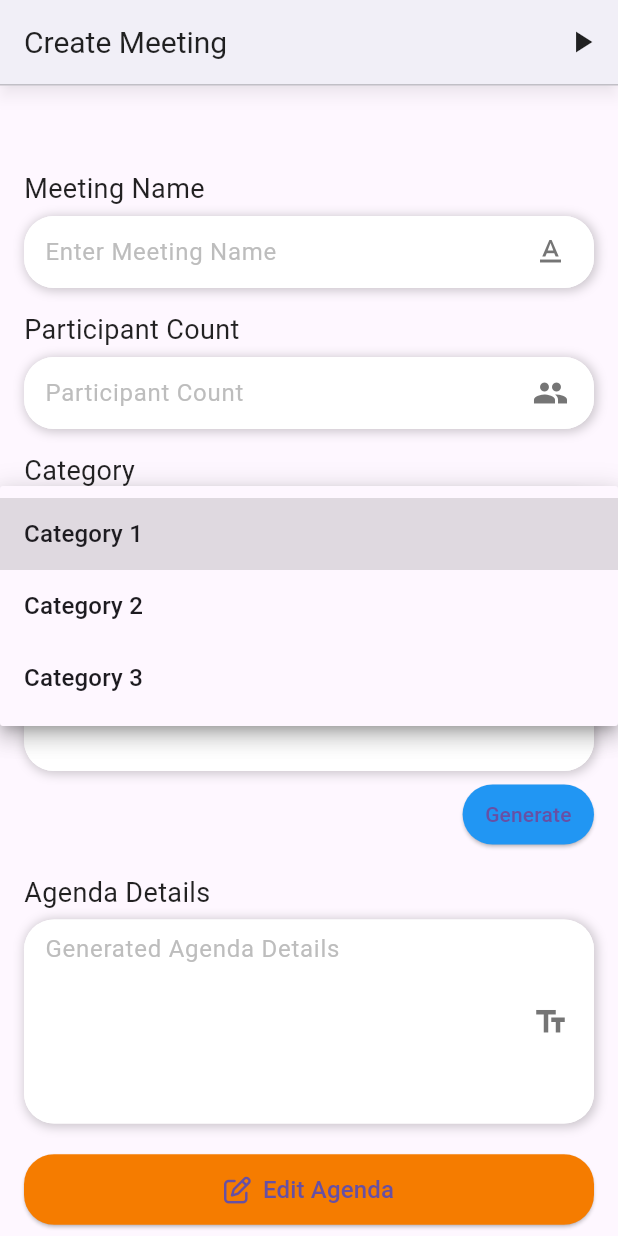
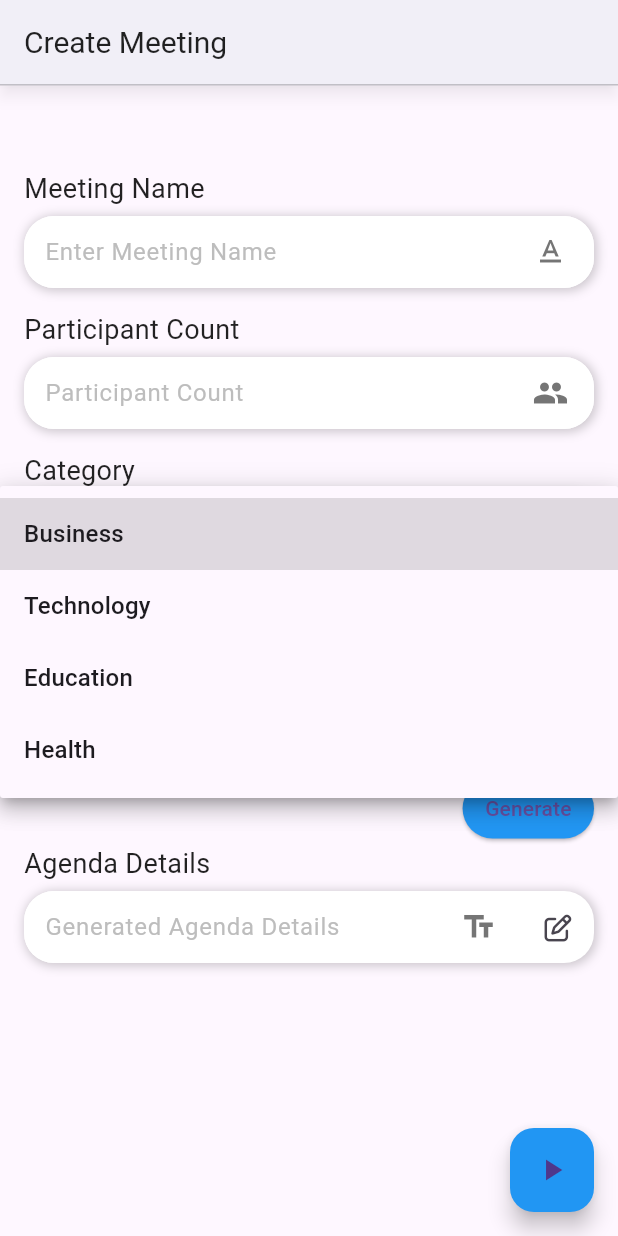
Before and after one commit to devi1262005/meet-app, a Flutter app: the Create screen opened directly, after a tap on "Select Category", on a phone screen of 412 x 824 dp. Run offline on Flutter 3.47's test engine with Material 3 defaults, Android fonts, the phone set to English and light mode, and no system bars; our stand-ins replace font_awesome_flutter, google_fonts.

Commit message:
fixed the buttons and stuff

```diff
--- a/meet/lib/page/create.dart
+++ b/meet/lib/page/create.dart
@@ -3,7 +3,7 @@ import 'package:flutter/services.dart';
 import 'package:font_awesome_flutter/font_awesome_flutter.dart';
 import 'package:google_fonts/google_fonts.dart';
 import 'package:http/http.dart' as http;
-import 'dart:convert'; // For encoding the JSON request body
+import 'dart:convert';
 
 class Create extends StatefulWidget {
   const Create({super.key});
@@ -18,7 +18,7 @@ class _CreateState extends State<Create> {
   final TextEditingController _participantCountController = TextEditingController();
   final TextEditingController _agendaGeneratorController = TextEditingController();
   final TextEditingController _agendaDetailsController = TextEditingController();
-  Map<String, dynamic>? _jsonResponse;
+  bool _isEditable = false; // To control the read-only state of the agenda details
 
   @override
   void initState() {
@@ -66,42 +66,6 @@ class _CreateState extends State<Create> {
     }
   }
 
-  void _editAgenda() {
-    showDialog(
-      context: context,
-      builder: (context) {
-        return AlertDialog(
-          title: Text('Edit Agenda'),
-          content: TextField(
-            controller: _agendaDetailsController,
-            decoration: InputDecoration(
-              hintText: 'Edit agenda details',
-              border: OutlineInputBorder(),
-            ),
-            maxLines: 5,
-          ),
-          actions: [
-            TextButton(
-              onPressed: () {
-                setState(() {
-                  _jsonResponse = jsonDecode(_agendaDetailsController.text);
-                });
-                Navigator.of(context).pop();
-              },
-              child: Text('Save'),
-            ),
-            TextButton(
-              onPressed: () {
-                Navigator.of(context).pop();
-              },
-              child: Text('Cancel'),
-            ),
-          ],
-        );
-      },
-    );
-  }
-
   @override
   void dispose() {
     _meetingNameController.dispose();
@@ -116,6 +80,12 @@ class _CreateState extends State<Create> {
       context,
       MaterialPageRoute(builder: (context) => NextMeetingPage()),
     );
+  }
+
+  void _toggleEditable() {
+    setState(() {
+      _isEditable = !_isEditable;
+    });
   }
 
   @override
@@ -139,17 +109,13 @@ class _CreateState extends State<Create> {
             color: Colors.black87,
           ),
         ),
-        actions: [
-          IconButton(
-            icon: Icon(Icons.play_arrow, color: Colors.black87),
-            onPressed: _navigateToNextPage,
       ),
-        ],
-      ),
-      resizeToAvoidBottomInset: false,
-      body: SafeArea(
-        child: ListView(
+      resizeToAvoidBottomInset: true, // Adjusts the view when keyboard appears
+      body: SingleChildScrollView( // Allows scrolling when keyboard appears
+        child: Padding(
           padding: EdgeInsets.all(16.0),
+          child: Column(
+            crossAxisAlignment: CrossAxisAlignment.start,
             children: [
               SizedBox(height: 40),
               _buildTextField(
@@ -177,7 +143,7 @@ class _CreateState extends State<Create> {
                 icon: Icons.note_add,
                 maxLines: 3,
               ),
-            SizedBox(height: 5),
+              SizedBox(height: 1), // Reduced space between the Generate button and the Agenda container
               Align(
                 alignment: Alignment.centerRight,
                 child: ElevatedButton(
@@ -195,19 +161,25 @@ class _CreateState extends State<Create> {
                   ),
                 ),
               ),
-            SizedBox(height: 15),
+              SizedBox(height: 0), // Reduced space between Generate and Agenda Details
               _buildTextField(
                 controller: _agendaDetailsController,
                 labelText: 'Agenda Details',
                 hintText: 'Generated Agenda Details',
                 icon: Icons.text_fields,
-              maxLines: 5,
-              readOnly: true,
+                maxLines: null, // Allow the box to expand according to content
+                readOnly: !_isEditable, // Make the field editable based on _isEditable
+                hasEditIcon: true, // Show the edit icon
               ),
-            SizedBox(height: 20),
-            _buildEditButton(),
+              SizedBox(height: 50),
             ],
           ),
+        ),
+      ),
+      floatingActionButton: FloatingActionButton(
+        onPressed: _navigateToNextPage,
+        backgroundColor: Colors.blue,
+        child: Icon(Icons.play_arrow),
       ),
     );
   }
@@ -219,8 +191,9 @@ class _CreateState extends State<Create> {
     required IconData icon,
     TextInputType? inputType,
     List<TextInputFormatter>? inputFormatters,
-    int maxLines = 1,
+    int? maxLines = 1,
     bool readOnly = false,
+    bool hasEditIcon = false,
   }) {
     return Column(
       crossAxisAlignment: CrossAxisAlignment.start,
@@ -246,6 +219,9 @@ class _CreateState extends State<Create> {
               ),
             ],
           ),
+          child: Row(
+            children: [
+              Expanded(
                 child: TextField(
                   controller: controller,
                   keyboardType: inputType,
@@ -270,6 +246,14 @@ class _CreateState extends State<Create> {
                   ),
                   maxLines: maxLines,
                   readOnly: readOnly,
+                ),
+              ),
+              if (hasEditIcon)
+                IconButton(
+                  icon: Icon(FontAwesomeIcons.penToSquare, size: 18),
+                  onPressed: _toggleEditable, // Toggles editing mode
+                ),
+            ],
           ),
         ),
       ],
@@ -319,10 +303,9 @@ class _CreateState extends State<Create> {
               ),
               filled: true,
               fillColor: Colors.white,
-              contentPadding:
-              EdgeInsets.symmetric(horizontal: 10.0, vertical: 8.0),
+              contentPadding: EdgeInsets.symmetric(horizontal: 10.0),
             ),
-            items: <String>['Category 1', 'Category 2', 'Category 3']
+            items: <String>['Business', 'Technology', 'Education', 'Health']
                 .map<DropdownMenuItem<String>>((String value) {
               return DropdownMenuItem<String>(
                 value: value,
@@ -334,29 +317,10 @@ class _CreateState extends State<Create> {
       ],
     );
   }
-
-  Widget _buildEditButton() {
-    return ElevatedButton.icon(
-      onPressed: _editAgenda,
-      style: ElevatedButton.styleFrom(
-        padding: EdgeInsets.symmetric(horizontal: 15, vertical: 12),
-        shape: RoundedRectangleBorder(
-          borderRadius: BorderRadius.circular(20),
-        ),
-        backgroundColor: Colors.orange.shade700,
-      ),
-      icon: Icon(FontAwesomeIcons.penToSquare),
-      label: Text(
-        'Edit Agenda',
-        style: TextStyle(fontSize: 16),
-      ),
-    );
-  }
 }
 
+
 class NextMeetingPage extends StatelessWidget {
-  const NextMeetingPage({super.key});
-
   @override
   Widget build(BuildContext context) {
     return Scaffold(
@@ -364,7 +328,7 @@ class NextMeetingPage extends StatelessWidget {
         title: Text('Next Meeting Page'),
       ),
       body: Center(
-        child: Text('Next Meeting Page Content'),
+        child: Text('Next page content here'),
       ),
     );
   }
```
Lines whose indentation alone changed are shown as unchanged.
